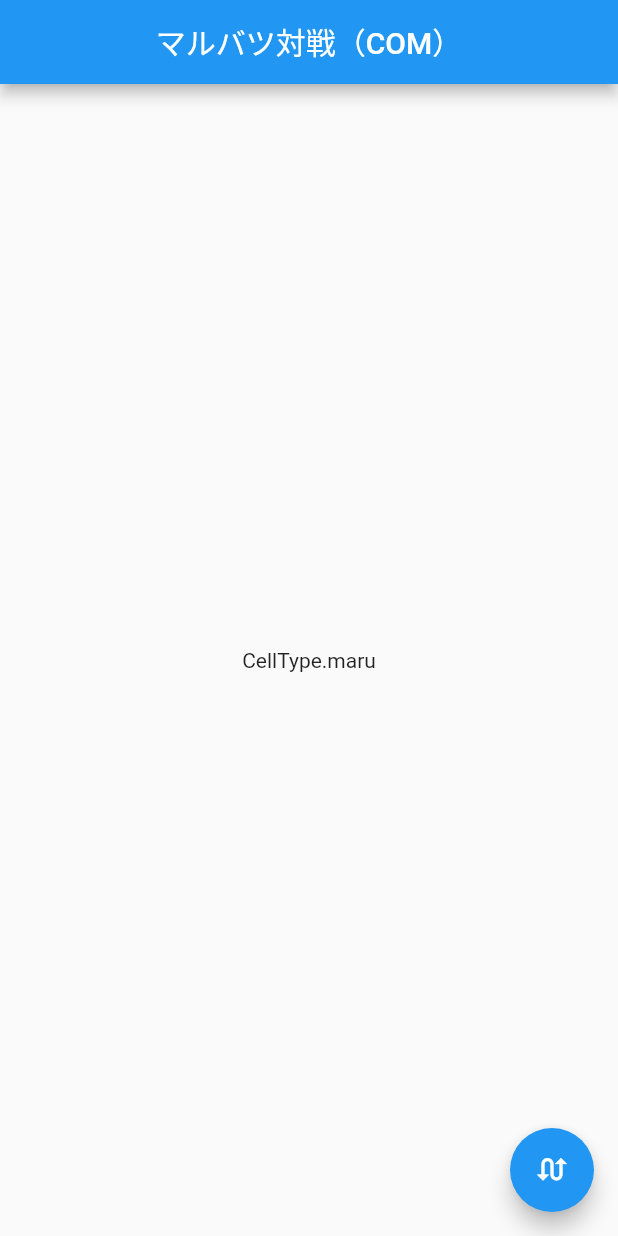
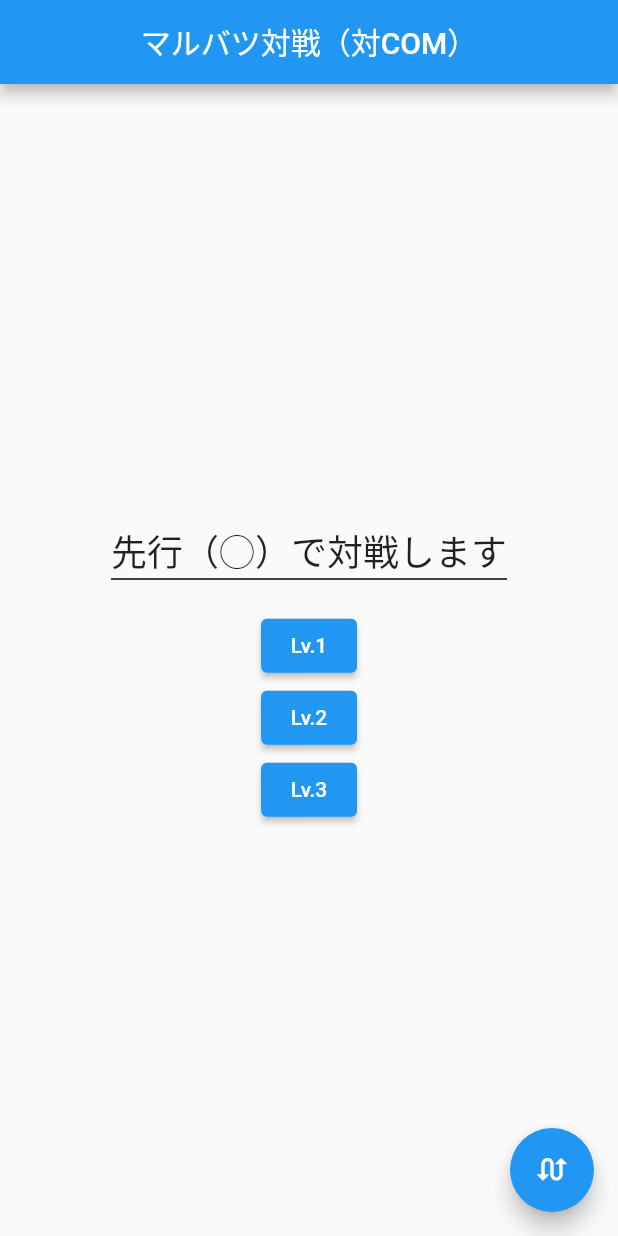
Before and after one commit to morio77/marubatsu-com, a Flutter app: the screen it shows after launch, on a phone screen of 412 x 824 dp. Run offline on Flutter 3.47's test engine with Material 2 defaults, Android fonts, the phone set to English and light mode, and no system bars; our stand-ins replace hive, hive_flutter; accounts and stored records are empty; generated files the repository leaves out were written again.

Commit message:
Homeページのレイアウトを作成

```diff
--- a/marubatsu_com/lib/views/home_page.dart
+++ b/marubatsu_com/lib/views/home_page.dart
@@ -1,5 +1,6 @@
 import 'package:flutter/cupertino.dart';
 import 'package:flutter/material.dart';
+import 'package:marubatsu_com/utils/cell_type_utils.dart';
 import 'package:marubatsu_com/view_models/home_page_model.dart';
 import 'package:provider/provider.dart';
 
@@ -14,11 +15,17 @@ class HomePage extends StatelessWidget {
         builder: (context, model, _) {
           return Scaffold(
             appBar: AppBar(
-              title: Text('マルバツ対戦（COM）'),
+              title: Text('マルバツ対戦（対COM）'),
               centerTitle: true,
             ),
             body: Center(
-              child: Text(model.ownCellType.toString()),
+              child: Column(
+                mainAxisAlignment: MainAxisAlignment.center,
+                children: [
+                  ownCellTypeText(model),
+                  selectComLevelButtons(context),
+                ],
+              ),
             ),
             floatingActionButton: FloatingActionButton(
               onPressed: () => model.reverseOwnCellType(),
@@ -29,4 +36,43 @@ class HomePage extends StatelessWidget {
       ),
     );
   }
+
+  Widget ownCellTypeText(HomePageModel model) {
+    return Container(
+      margin: EdgeInsets.all(20.0),
+      decoration: BoxDecoration(
+        border: Border(
+          bottom: BorderSide(),
+        )
+      ),
+      child: Text(
+        model.ownCellType == CellType.maru
+            ? '先行（◯）で対戦します'
+            : '後攻（×）で対戦します',
+        style: TextStyle(
+          fontSize: 24,
+        ),
+      ),
+    );
+  }
+
+  Widget selectComLevelButtons(BuildContext context) {
+    var buttonList = <Widget>[];
+    final levels = [1, 2, 3];
+    for (final level in levels) {
+      buttonList.add(
+        ElevatedButton(
+          onPressed: () => print(level.toString()),
+          child: Text('Lv.$level'),
+        ),
+      );
+    }
+
+    return Container(
+      child: Column(
+        children: buttonList,
+      ),
+    );
+  }
+
 }
```
